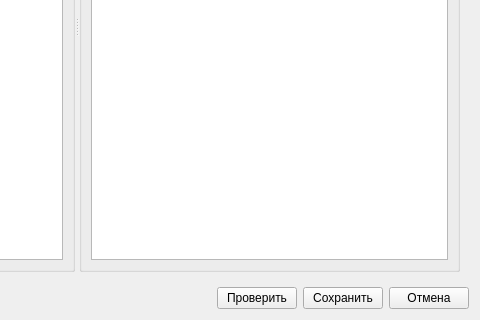
The window that gui/uies/algorithm_editor.ui (neurocomputer/MemriBoard) describes before a commit, drawn with Qt 5; both pictures show x 459 to 939 and y 269 to 589 of the 939 by 589 pixel window.
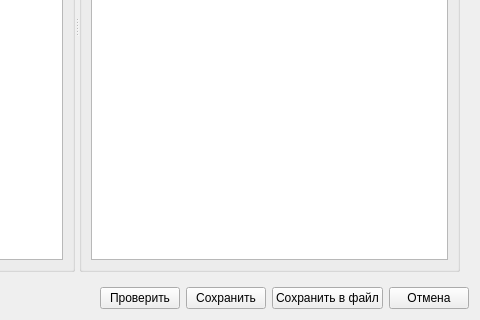
The same window after the commit.

Commit message: Algorithms: experiment window integration

What changed in the file:
```diff
--- a/gui/uies/algorithm_editor.ui
+++ b/gui/uies/algorithm_editor.ui
@@ -113,6 +113,13 @@
        </property>
       </widget>
      </item>
+     <item>
+      <widget class="QPushButton" name="btn_save_to_file">
+       <property name="text">
+        <string>Сохранить в файл</string>
+       </property>
+      </widget>
+     </item>
      <item>
       <widget class="QPushButton" name="btn_cancel">
        <property name="text">
```
Left out of the diff: 2 changed lines with no effect on the pictures. The commit also changes 9 other files.
